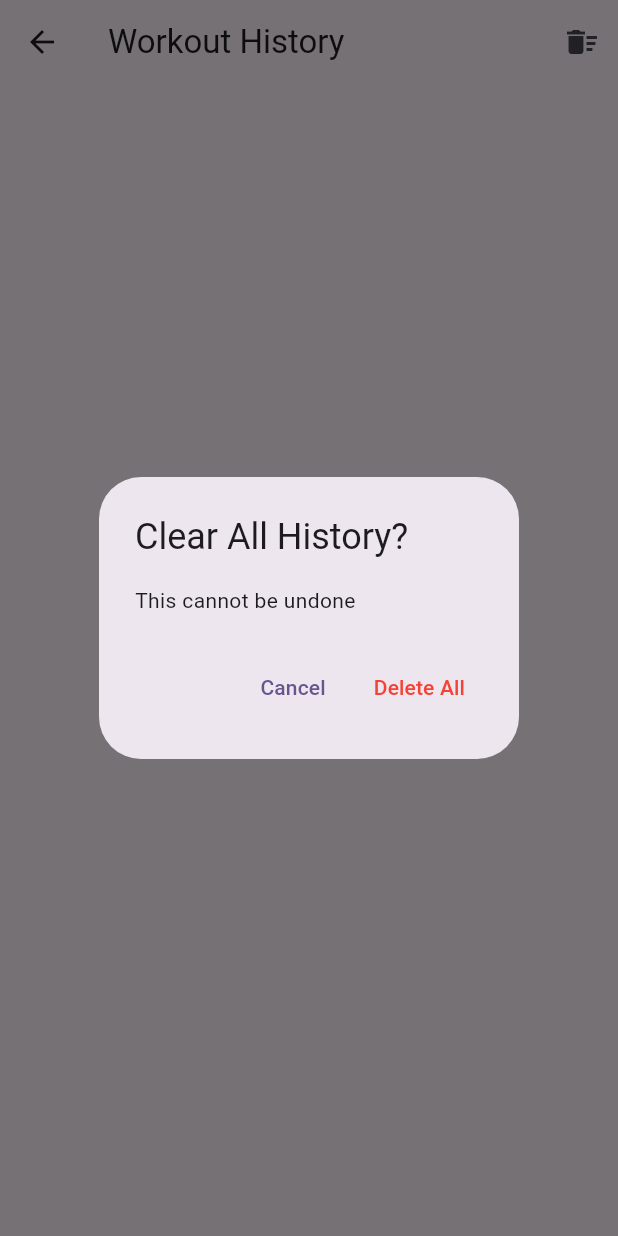
After one commit to Rohith-Vedika/WorkoutTracker, a Flutter app: the HistoryScreen screen opened directly, after a tap on the "delete sweep" icon, on a phone screen of 412 x 824 dp. The commit adds this screen. Run offline on Flutter 3.47's test engine with Material 3 defaults, Android fonts, the phone set to English and light mode, and no system bars; our stand-ins replace fl_chart, hive, hive_flutter; accounts and stored records are empty.

Commit message:
Refactor workout structure:     1)  Added Saving and showing History of exercies     2)  Added Creating new plans and saving them     3)  Selecting added plans in Push Day

```diff
--- /dev/null
+++ b/lib/models/workout_plan.dart
@@ -0,0 +1,14 @@
+import 'package:hive/hive.dart';
+
+part 'workout_plan.g.dart';
+
+@HiveType(typeId: 1) // Different TypeId than WorkoutSet
+class WorkoutPlan {
+  @HiveField(0)
+  final String name;
+
+  @HiveField(1)
+  final List<String> exercises;
+
+  WorkoutPlan({required this.name, required this.exercises});
+}
--- /dev/null
+++ b/lib/models/workout_set.dart
@@ -0,0 +1,25 @@
+import 'package:hive/hive.dart';
+
+part 'workout_set.g.dart';
+
+@HiveType(typeId: 0)
+class WorkoutSet {
+  @HiveField(0)
+  final String exerciseName;
+
+  @HiveField(1)
+  final int reps;
+
+  @HiveField(2)
+  final double weight;
+
+  @HiveField(3)
+  final DateTime timestamp;
+
+  WorkoutSet({
+    required this.exerciseName,
+    required this.reps,
+    required this.weight,
+    required this.timestamp,
+  });
+}
--- /dev/null
+++ b/lib/screens/history_screen.dart
@@ -0,0 +1,110 @@
+import 'package:flutter/material.dart';
+import 'package:hive_flutter/hive_flutter.dart';
+import '../models/workout_set.dart';
+
+class HistoryScreen extends StatelessWidget {
+  const HistoryScreen({super.key});
+
+  @override
+  Widget build(BuildContext context) {
+    return Scaffold(
+      appBar: AppBar(
+        title: const Text('Workout History'),
+        actions: [
+          IconButton(
+            icon: const Icon(Icons.delete_sweep),
+            onPressed: () => _clearAllWorkouts(context),
+          ),
+        ],
+      ),
+      body: _buildHistoryList(),
+    );
+  }
+
+  Widget _buildHistoryList() {
+    return ValueListenableBuilder(
+      valueListenable: Hive.box<WorkoutSet>('workoutBox').listenable(),
+      builder: (context, box, _) {
+        final workouts = box.values.toList().reversed.toList(); // Newest first
+
+        if (workouts.isEmpty) {
+          return const Center(
+            child: Text('No workouts recorded yet!',
+              style: TextStyle(fontSize: 18),
+            ),
+          );
+        }
+
+        return ListView.builder(
+          padding: const EdgeInsets.all(8),
+          itemCount: workouts.length,
+          itemBuilder: (context, index) {
+            final workout = workouts[index];
+            return Card(
+              elevation: 2,
+              margin: const EdgeInsets.symmetric(vertical: 6),
+              child: ListTile(
+                title: Text(
+                  workout.exerciseName,
+                  style: const TextStyle(fontWeight: FontWeight.bold),
+                ),
+                subtitle: Column(
+                  crossAxisAlignment: CrossAxisAlignment.start,
+                  children: [
+                    Text('${workout.weight} kg × ${workout.reps} reps'),
+                    Text(
+                      _formatDate(workout.timestamp),
+                      style: TextStyle(color: Colors.grey[600]),
+                    ),
+                  ],
+                ),
+                trailing: IconButton(
+                  icon: const Icon(Icons.delete, color: Colors.red),
+                  onPressed: () => _deleteWorkout(context, box.keyAt(index)),
+                ),
+              ),
+            );
+          },
+        );
+      },
+    );
+  }
+
+  String _formatDate(DateTime date) {
+    return '${date.day}/${date.month}/${date.year} ${date.hour}:${date.minute.toString().padLeft(2, '0')}';
+  }
+
+  Future<void> _deleteWorkout(BuildContext context, int key) async {
+    await Hive.box<WorkoutSet>('workoutBox').delete(key);
+    ScaffoldMessenger.of(context).showSnackBar(
+      const SnackBar(content: Text('Workout deleted')),
+    );
+  }
+
+  Future<void> _clearAllWorkouts(BuildContext context) async {
+    final shouldDelete = await showDialog<bool>(
+      context: context,
+      builder: (context) => AlertDialog(
+        title: const Text('Clear All History?'),
+        content: const Text('This cannot be undone'),
+        actions: [
+          TextButton(
+            onPressed: () => Navigator.pop(context, false),
+            child: const Text('Cancel'),
+          ),
+          TextButton(
+            onPressed: () => Navigator.pop(context, true),
+            child: const Text('Delete All', style: TextStyle(color: Colors.red)),
+          ),
+        ],
+      ),
+    );
+
+    if (shouldDelete == true) {
+      await Hive.box<WorkoutSet>('workoutBox').clear();
+      ScaffoldMessenger.of(context).showSnackBar(
+        const SnackBar(content: Text('All workouts deleted')),
+      );
+    }
+  }
+}
--- a/lib/widgets/exercise_card.dart
+++ b/lib/widgets/exercise_card.dart
@@ -1,7 +1,7 @@
 import 'package:flutter/material.dart';
 import '../screens/progress_screen.dart';
 import 'package:hive/hive.dart';
-import '../models/workout_entry.dart';
+import '../models/workout_set.dart';
 
 class ExerciseCard extends StatefulWidget {
   final String exerciseName;
@@ -123,11 +123,11 @@ class _ExerciseCardState extends State<ExerciseCard> {
                     weights = List<double>.from(tempWeights.take(tempSets));
                   });
 
-                  final box = Hive.box<WorkoutEntry>('workoutBox');
+                  final box = Hive.box<WorkoutSet>('workoutBox');
                   final now = DateTime.now();
 
                   for (int i = 0; i < sets; i++) {
-                    final entry = WorkoutEntry(
+                    final entry = WorkoutSet(
                       exerciseName: widget.exerciseName,
                       setNumber: i + 1,
                       reps: reps[i],
--- a/lib/widgets/progress_graph.dart
+++ b/lib/widgets/progress_graph.dart
@@ -1,7 +1,7 @@
 import 'package:fl_chart/fl_chart.dart';
 import 'package:flutter/material.dart';
 import 'package:hive_flutter/hive_flutter.dart';
-import '../models/workout_entry.dart';
+import '../models/workout_set.dart';
 
 class ProgressGraph extends StatefulWidget {
   final String exerciseName;
@@ -18,7 +18,7 @@ class ProgressGraph extends StatefulWidget {
 }
 
 class _ProgressGraphState extends State<ProgressGraph> {
-  List<WorkoutEntry> filteredEntries = [];
+  List<WorkoutSet> filteredEntries = [];
 
   @override
   void initState() {
@@ -27,7 +27,7 @@ class _ProgressGraphState extends State<ProgressGraph> {
   }
 
   void loadData() {
-    final box = Hive.box<WorkoutEntry>('workoutBox');
+    final box = Hive.box<WorkoutSet>('workoutBox');
     final allEntries = box.values.toList();
 
     setState(() {
```
Also changed, not shown: lib/main.dart (+15 -5 lines), lib/models/workout_entry.dart (deleted, +0 -29 lines), lib/screens/home_screen.dart (+30 -36 lines), lib/screens/push_day_screen.dart (+81 -10 lines), lib/screens/your_workouts_screen.dart (added, +130 -0 lines), lib/services/storage_service.dart (added, +40 -0 lines), lib/widgets/set_tracker.dart (added, +139 -0 lines), lib/models/workout_plan.g.dart, lib/models/workout_set.g.dart (added), pubspec.lock.
